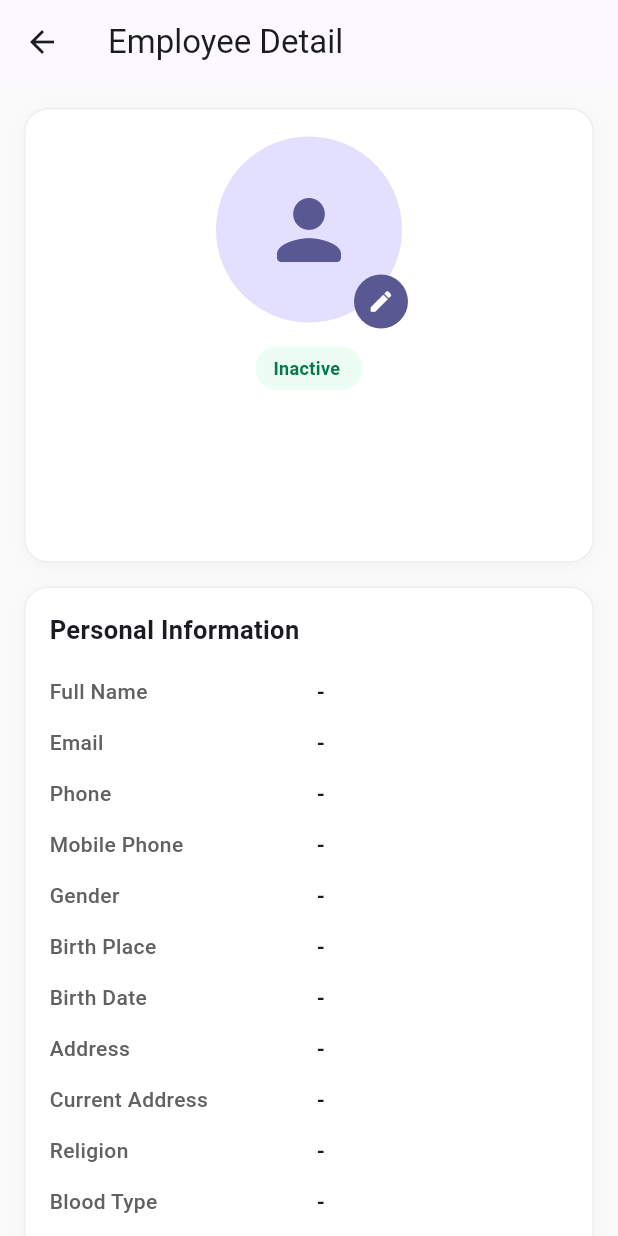
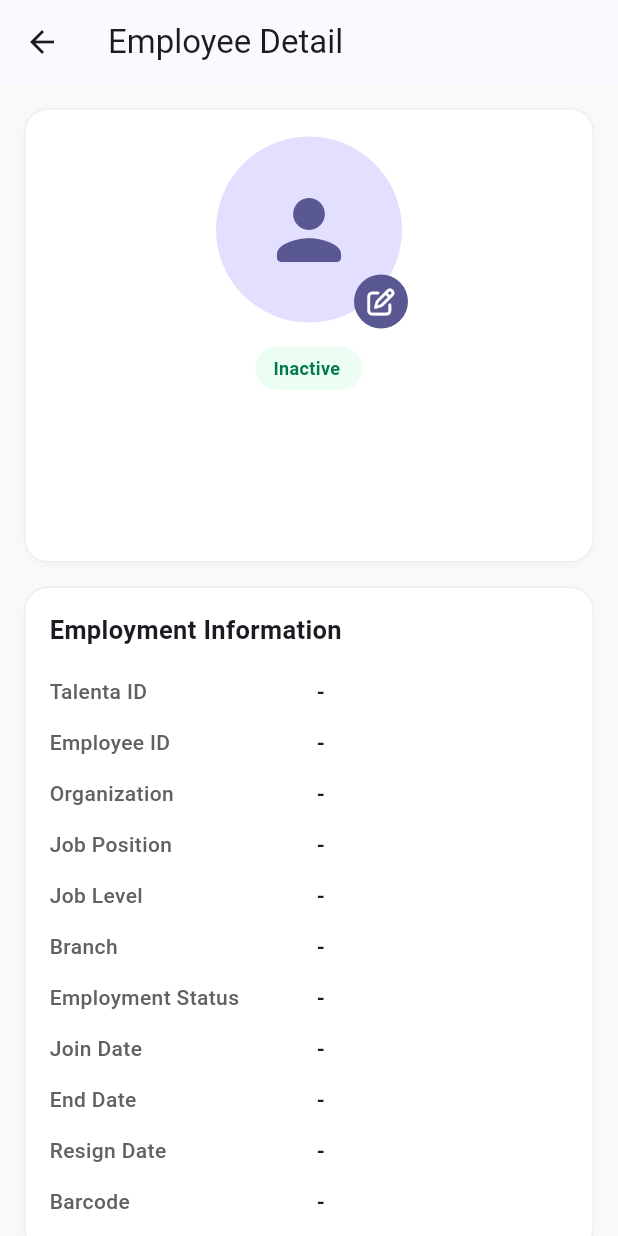
Before and after one commit to fuadrivai/fl_ga_mhis_hub, a Flutter app: the EmployeeDetailScreen screen opened directly with empty values, on a phone screen of 412 x 824 dp. Run offline on Flutter 3.47's test engine with Material 3 defaults, Android fonts, the phone set to English and light mode, and no system bars; our stand-ins replace dio, equatable, flutter_bloc, font_awesome_flutter, get_it, jiffy and 1 more; missing offline and left inert: flutter_webrtc; generated files the repository leaves out were written again; network calls fail.

Commit message:
fix bug UI

```diff
--- a/lib/page/attendance_screen.dart
+++ b/lib/page/attendance_screen.dart
@@ -1,4 +1,3 @@
-import 'package:fl_ga_mhis_hub/library/common.dart';
 import 'package:fl_ga_mhis_hub/model/models.dart';
 import 'package:fl_ga_mhis_hub/page/bloc/attendance_bloc.dart';
 import 'package:fl_ga_mhis_hub/page/employee_setting_screen.dart';
@@ -66,7 +65,6 @@ class _AttendanceScreenState extends State<AttendanceScreen> {
                               },
                             ),
                             EmployeeWidget(
-                              viewMode: ViewMode.list,
                               currentPage: _currentPage,
                               employees: state.filterEmployee,
                               onTap: (employee) {
--- a/lib/page/employee_detail_screen.dart
+++ b/lib/page/employee_detail_screen.dart
@@ -2,6 +2,7 @@ import 'package:fl_ga_mhis_hub/model/models.dart';
 import 'package:fl_ga_mhis_hub/page/camera_page.dart';
 import 'package:fl_ga_mhis_hub/service/api.dart';
 import 'package:flutter/material.dart';
+import 'package:font_awesome_flutter/font_awesome_flutter.dart';
 
 class EmployeeDetailScreen extends StatefulWidget {
   final Employee employee;
@@ -97,8 +98,8 @@ class _EmployeeDetailScreenState extends State<EmployeeDetailScreen> {
                     onTap: () => _onTapEditPhoto(context),
                     child: const Padding(
                       padding: EdgeInsets.all(9),
-                      child: Icon(
-                        Icons.edit_rounded,
+                      child: FaIcon(
+                        FontAwesomeIcons.penToSquare,
                         color: Colors.white,
                         size: 18,
                       ),
@@ -152,30 +153,10 @@ class _EmployeeDetailScreenState extends State<EmployeeDetailScreen> {
   }
 
   Widget _buildRightPanel(Employee employee) {
-    final personal = employee.personal;
     final employment = employee.employment;
 
     return Column(
       children: [
-        _buildInfoSection(
-          title: 'Personal Information',
-          items: [
-            _InfoItem('Full Name', personal?.fullname),
-            _InfoItem('Email', personal?.email),
-            _InfoItem('Phone', personal?.phone),
-            _InfoItem('Mobile Phone', personal?.mobilePhone),
-            _InfoItem('Gender', personal?.gendre),
-            _InfoItem('Birth Place', personal?.birthPlace),
-            _InfoItem('Birth Date', personal?.birthDate),
-            _InfoItem('Address', personal?.address),
-            _InfoItem('Current Address', personal?.currentAddress),
-            _InfoItem('Religion', personal?.religion?.name),
-            _InfoItem('Blood Type', personal?.bloodType),
-            _InfoItem('Marital Status', personal?.maritalStatus),
-            _InfoItem('Identity Number', personal?.identityNumber),
-          ],
-        ),
-        const SizedBox(height: 16),
         _buildInfoSection(
           title: 'Employment Information',
           items: [
--- a/lib/page/employee_setting_screen.dart
+++ b/lib/page/employee_setting_screen.dart
@@ -1,4 +1,3 @@
-import 'package:fl_ga_mhis_hub/library/common.dart';
 import 'package:fl_ga_mhis_hub/model/models.dart';
 import 'package:fl_ga_mhis_hub/page/employee_detail_screen.dart';
 import 'package:fl_ga_mhis_hub/widget/widgets.dart';
@@ -67,7 +66,6 @@ class _EmployeeSettingScreenState extends State<EmployeeSettingScreen> {
               },
             ),
             EmployeeWidget(
-              viewMode: ViewMode.list,
               currentPage: _currentPage,
               employees: _filteredEmployees,
               onTap: (employee) {
--- a/lib/widget/box_camera_widget.dart
+++ b/lib/widget/box_camera_widget.dart
@@ -39,8 +39,8 @@ class _BoxCameraWidgetState extends State<BoxCameraWidget> {
         RepaintBoundary(
           key: previewKey,
           child: Container(
-            width: 550,
-            height: 420,
+            width: 540,
+            height: 390,
             decoration: BoxDecoration(
               color: Colors.black,
               borderRadius: BorderRadius.circular(12),
--- a/lib/widget/card_employee.dart
+++ b/lib/widget/card_employee.dart
@@ -139,7 +139,7 @@ class _CardEmployeeWidgetState extends State<CardEmployeeWidget> {
                                 : Colors.black,
                           ),
                           child: Text(
-                            "${personal?.fullname ?? "--"} - ${widget.employee?.id ?? "--"}",
+                            "${personal?.fullname ?? "--"} - ${employment?.employeeId ?? "--"}",
                             maxLines: 1,
                             overflow: TextOverflow.ellipsis,
                           ),
--- a/lib/widget/custom_appbar.dart
+++ b/lib/widget/custom_appbar.dart
@@ -1,6 +1,7 @@
 import 'package:fl_ga_mhis_hub/library/common.dart';
 import 'package:fl_ga_mhis_hub/widget/widgets.dart';
 import 'package:flutter/material.dart';
+import 'package:font_awesome_flutter/font_awesome_flutter.dart';
 
 class CustomAppbar extends StatelessWidget {
   final VoidCallback? onPressedSettings;
@@ -161,8 +162,8 @@ class CustomAppbar extends StatelessWidget {
         borderRadius: BorderRadius.circular(12),
         child: Padding(
           padding: EdgeInsets.all(isExtraSmallScreen ? 9 : 10),
-          child: Icon(
-            Icons.settings_rounded,
+          child: FaIcon(
+            FontAwesomeIcons.gear,
             color: Colors.white,
             size: isExtraSmallScreen ? 18 : 20,
           ),
--- a/lib/widget/employee_widget.dart
+++ b/lib/widget/employee_widget.dart
@@ -1,18 +1,15 @@
-import 'package:fl_ga_mhis_hub/library/common.dart';
 import 'package:fl_ga_mhis_hub/model/models.dart';
 import 'package:fl_ga_mhis_hub/widget/widgets.dart';
 import 'package:flutter/material.dart';
 
 class EmployeeWidget extends StatefulWidget {
   final List<Employee>? employees;
-  final ViewMode? viewMode;
   final int currentPage;
   final Function(Employee)? onTap;
   const EmployeeWidget({
     super.key,
     this.employees,
     required this.currentPage,
-    this.viewMode,
     this.onTap,
   });
 
```
Also changed, not shown: lib/page/pick_image_screen.dart (+5 -2 lines), 1 other file.
